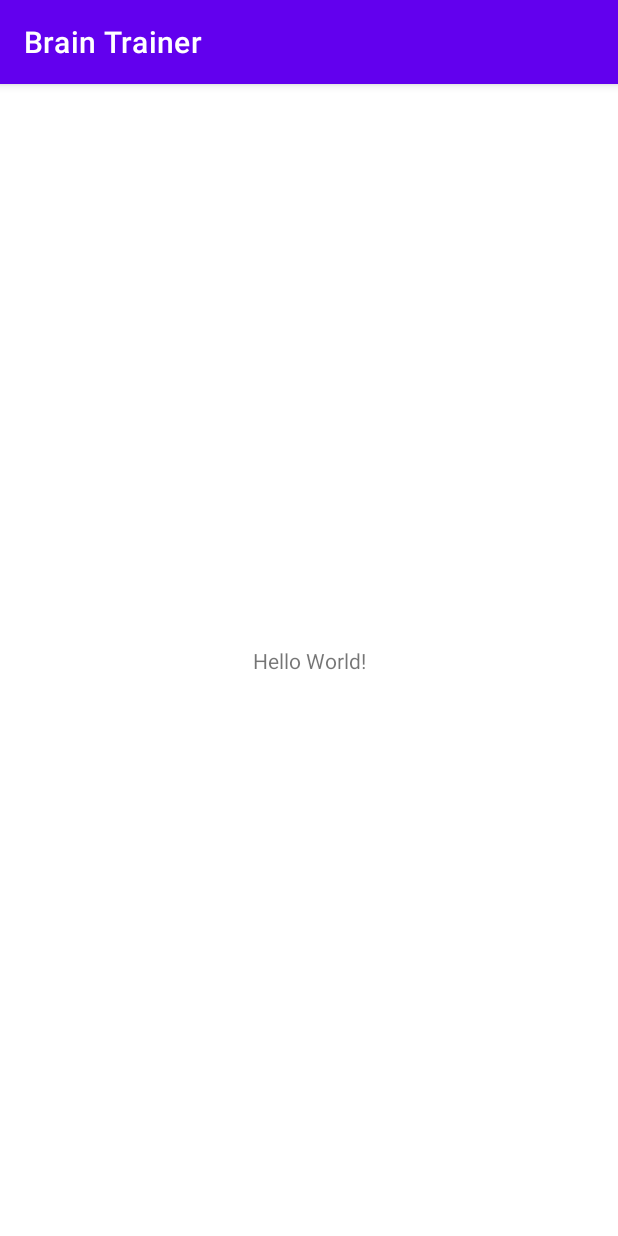
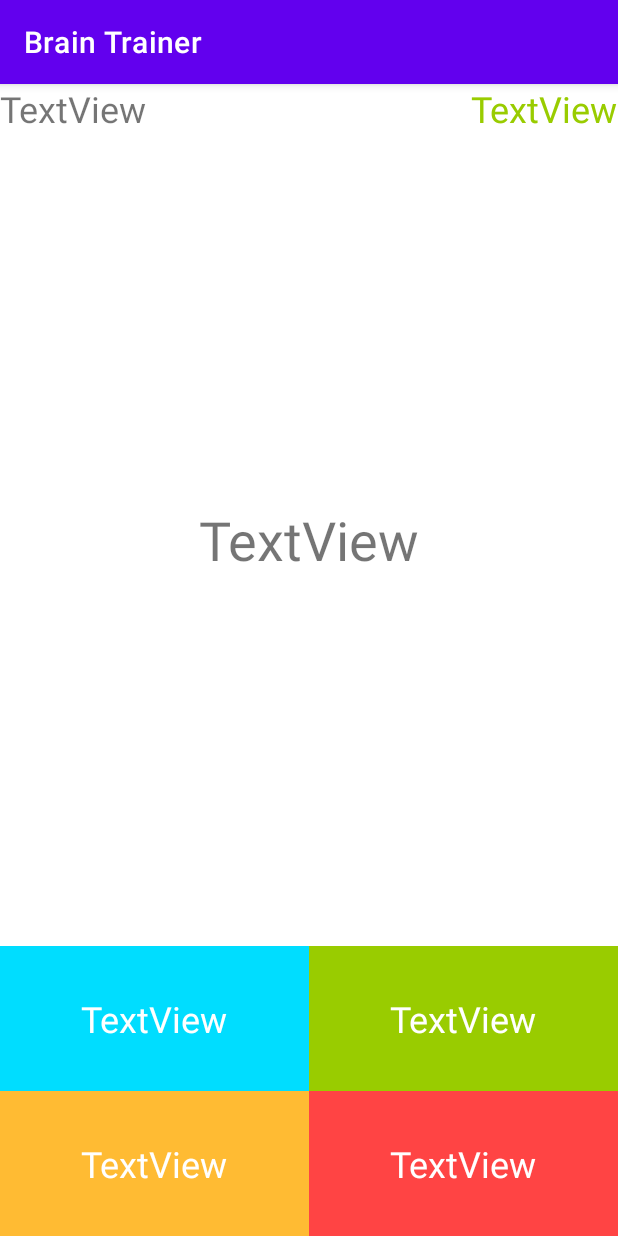
Before and after one commit to paveln0366/BrainTrainer, an Android app: the screen it shows after launch (MainActivity), on a phone screen of 412 x 824 dp. Run offline under Robolectric (Android 15) with nearby library versions, the phone set to English and light mode, and no system bars.

Commit message:
UI created

```diff
--- a/app/src/main/java/com/pavelpotapov/braintrainer/MainActivity.java
+++ b/app/src/main/java/com/pavelpotapov/braintrainer/MainActivity.java
@@ -2,7 +2,12 @@ package com.pavelpotapov.braintrainer;
 
 import androidx.appcompat.app.AppCompatActivity;
 
+import android.content.SharedPreferences;
 import android.os.Bundle;
+import android.os.CountDownTimer;
+import android.preference.PreferenceManager;
+import android.widget.TextView;
+import android.widget.Toast;
 
 public class MainActivity extends AppCompatActivity {
 
@@ -10,6 +15,5 @@ public class MainActivity extends AppCompatActivity {
     protected void onCreate(Bundle savedInstanceState) {
         super.onCreate(savedInstanceState);
         setContentView(R.layout.activity_main);
-
     }
 }
--- a/app/src/main/res/layout/activity_main.xml
+++ b/app/src/main/res/layout/activity_main.xml
@@ -6,13 +6,90 @@
     android:layout_height="match_parent"
     tools:context=".MainActivity">
 
+
     <TextView
+        android:id="@+id/textViewOpinion2"
+        android:layout_width="0dp"
+        android:layout_height="wrap_content"
+        android:background="@android:color/holo_orange_light"
+        android:gravity="center"
+        android:padding="@dimen/padding_opinion"
+        android:text="TextView"
+        android:textColor="@color/white"
+        android:textSize="@dimen/text_size_opinion"
+        app:layout_constraintBottom_toBottomOf="parent"
+        app:layout_constraintEnd_toStartOf="@+id/textViewOpinion3"
+        app:layout_constraintStart_toStartOf="parent" />
+
+    <TextView
+        android:id="@+id/textViewOpinion0"
+        android:layout_width="0dp"
+        android:layout_height="wrap_content"
+        android:background="@android:color/holo_blue_bright"
+        android:gravity="center"
+        android:padding="@dimen/padding_opinion"
+        android:text="TextView"
+        android:textColor="@color/white"
+        android:textSize="@dimen/text_size_opinion"
+        app:layout_constraintBottom_toTopOf="@+id/textViewOpinion2"
+        app:layout_constraintEnd_toStartOf="@+id/textViewOpinion1"
+        app:layout_constraintStart_toStartOf="parent" />
+
+    <TextView
+        android:id="@+id/textViewOpinion3"
+        android:layout_width="0dp"
+        android:layout_height="wrap_content"
+        android:background="@android:color/holo_red_light"
+        android:gravity="center"
+        android:padding="@dimen/padding_opinion"
+        android:text="TextView"
+        android:textColor="@color/white"
+        android:textSize="@dimen/text_size_opinion"
+        app:layout_constraintBottom_toBottomOf="parent"
+        app:layout_constraintEnd_toEndOf="parent"
+        app:layout_constraintStart_toEndOf="@id/textViewOpinion2" />
+
+    <TextView
+        android:id="@+id/textViewOpinion1"
+        android:layout_width="0dp"
+        android:layout_height="wrap_content"
+        android:background="@android:color/holo_green_light"
+        android:gravity="center"
+        android:padding="@dimen/padding_opinion"
+        android:text="TextView"
+        android:textColor="@color/white"
+        android:textSize="@dimen/text_size_opinion"
+        app:layout_constraintBottom_toTopOf="@+id/textViewOpinion3"
+        app:layout_constraintEnd_toEndOf="parent"
+        app:layout_constraintStart_toEndOf="@id/textViewOpinion0" />
+
+    <TextView
+        android:id="@+id/textViewTimer"
         android:layout_width="wrap_content"
         android:layout_height="wrap_content"
-        android:text="Hello World!"
-        app:layout_constraintBottom_toBottomOf="parent"
-        app:layout_constraintLeft_toLeftOf="parent"
-        app:layout_constraintRight_toRightOf="parent"
+        android:text="TextView"
+        android:textColor="@android:color/holo_green_light"
+        android:textSize="24sp"
+        app:layout_constraintEnd_toEndOf="parent"
         app:layout_constraintTop_toTopOf="parent" />
 
+    <TextView
+        android:id="@+id/textViewScore"
+        android:layout_width="wrap_content"
+        android:layout_height="wrap_content"
+        android:text="TextView"
+        android:textSize="24sp"
+        app:layout_constraintStart_toStartOf="parent"
+        app:layout_constraintTop_toTopOf="parent" />
+
+    <TextView
+        android:id="@+id/textViewQuestion"
+        android:layout_width="wrap_content"
+        android:layout_height="wrap_content"
+        android:text="TextView"
+        android:textSize="36sp"
+        app:layout_constraintBottom_toTopOf="@+id/textViewOpinion0"
+        app:layout_constraintEnd_toEndOf="parent"
+        app:layout_constraintStart_toStartOf="parent"
+        app:layout_constraintTop_toBottomOf="@+id/textViewScore" />
 </androidx.constraintlayout.widget.ConstraintLayout>
--- /dev/null
+++ b/app/src/main/res/values/dimens.xml
@@ -0,0 +1,5 @@
+<?xml version="1.0" encoding="utf-8"?>
+<resources>
+    <dimen name="padding_opinion">32dp</dimen>
+    <dimen name="text_size_opinion">24sp</dimen>
+</resources>
```
